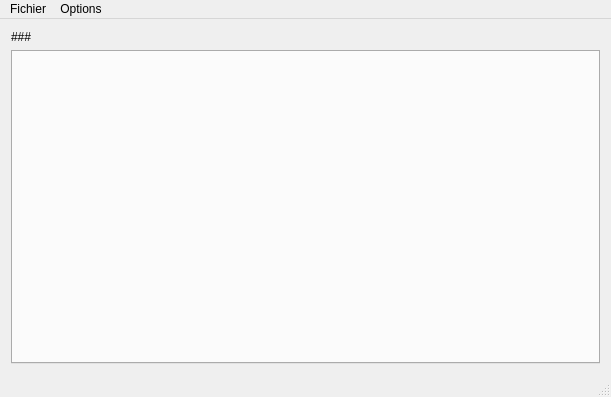
Qt form projects/ProjectManager/form/MainWindow.ui (darkFrancis/ProjectManager) before a commit.
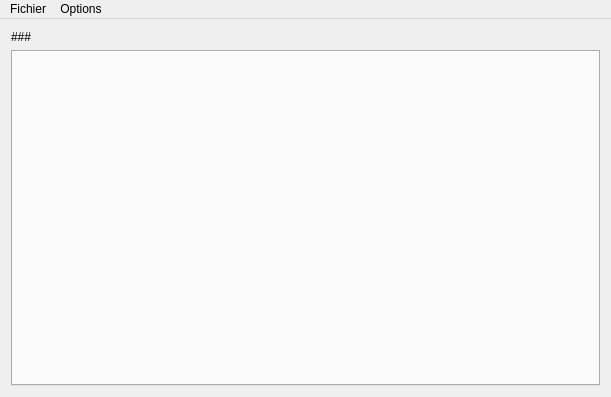
The same form after that commit.

```diff
--- a/projects/ProjectManager/form/MainWindow.ui
+++ b/projects/ProjectManager/form/MainWindow.ui
@@ -57,7 +57,6 @@
    <addaction name="menuFichier"/>
    <addaction name="menuOptions"/>
   </widget>
-  <widget class="QStatusBar" name="statusBar"/>
   <action name="actionPr_f_rences">
    <property name="text">
     <string>Préférences</string>
```
